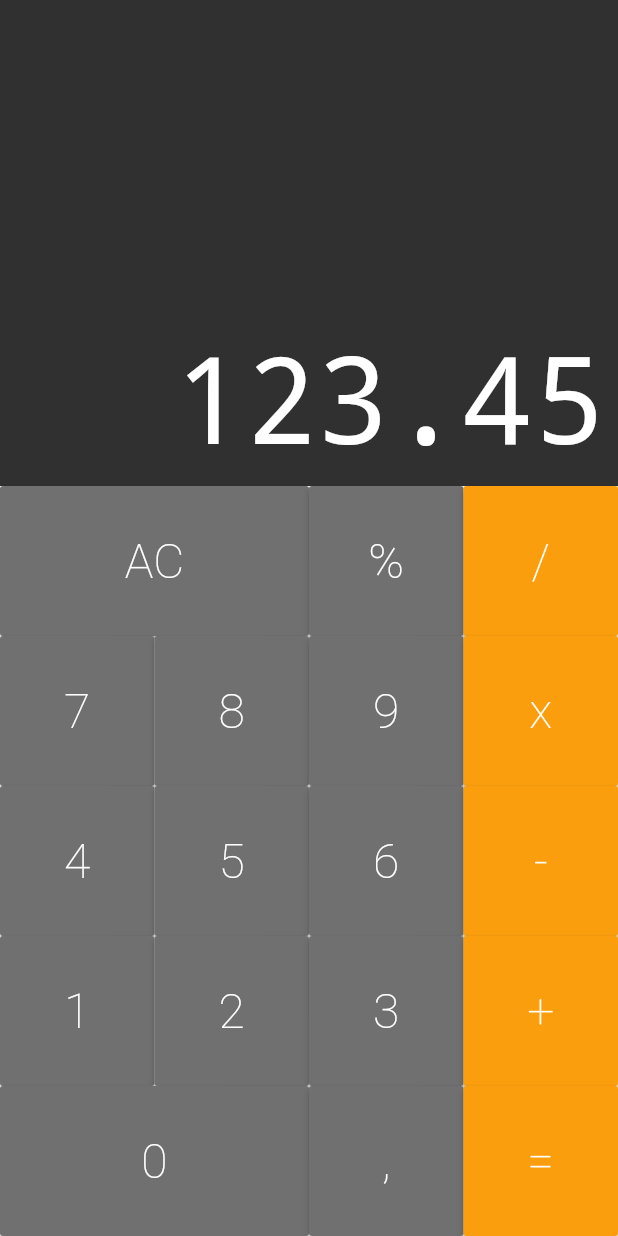
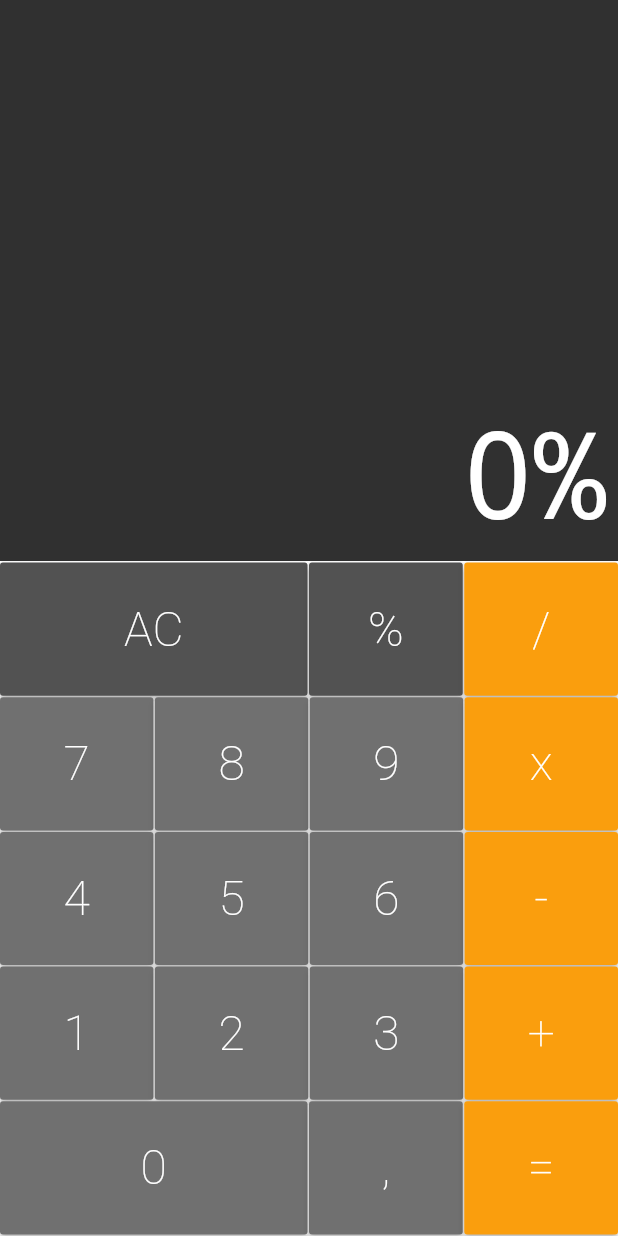
Before and after one commit to lemarinhofernandes/calculadora-flutter, a Flutter app: the screen it shows after launch, after a tap on an icon or button, on a phone screen of 412 x 824 dp. Run offline on Flutter 3.47's test engine with Material 2 defaults, Android fonts, the phone set to English and light mode, and no system bars; drawn by our look-alikes of auto_size_text.

Commit message:
ADICIONA o começo das funcionalidades do memory e calculator

```diff
--- a/flutter_calculator/lib/components/button.dart
+++ b/flutter_calculator/lib/components/button.dart
@@ -8,23 +8,27 @@ class Button extends StatelessWidget {
   final String text;
   final bool big;
   final Color color;
+  final void Function(String) cb;
 
   Button({
     @required this.text,
     this.big = false,
     this.color = DEFAULT,
+    @required this.cb,
   });
 
   Button.big({
     @required this.text,
     this.big = true,
     this.color = DEFAULT,
+    @required this.cb,
   });
 
   Button.operation({
     @required this.text,
     this.big = false,
     this.color = OPERATION,
+    @required this.cb,
   });
 
   @override
@@ -41,7 +45,7 @@ class Button extends StatelessWidget {
             fontWeight: FontWeight.w200
           ),
         ),
-        onPressed: () {},
+        onPressed: () => cb(text),
       ),
     );
   }
--- a/flutter_calculator/lib/components/button_row.dart
+++ b/flutter_calculator/lib/components/button_row.dart
@@ -2,7 +2,6 @@ import 'package:flutter/material.dart';
 import 'button.dart';
 
 class ButtonRow extends StatelessWidget {
-
   final List<Button> buttons;
 
   ButtonRow(this.buttons);
@@ -11,9 +10,13 @@ class ButtonRow extends StatelessWidget {
   @override
   Widget build(BuildContext context) {
     return Expanded(
+      flex: 1,
       child: Row(
         crossAxisAlignment: CrossAxisAlignment.stretch,
-        children: buttons,
+        children: buttons.fold(<Widget>[], (list, b) {
+          list.isEmpty ? list.add(b) : list.addAll([SizedBox(width: 1), b]);
+          return list;
+        }),
       ),
     );
   }
--- a/flutter_calculator/lib/components/keyboard.dart
+++ b/flutter_calculator/lib/components/keyboard.dart
@@ -3,40 +3,50 @@ import 'button.dart';
 import 'button_row.dart';
 
 class Keyboard extends StatelessWidget {
+  final void Function(String) cb;
+
+  Keyboard(this.cb);
+
   @override
   Widget build(BuildContext context) {
     return Container(
-      height: 500,
+      height: 450,
       child: Column(
         children: <Widget>[
+          SizedBox(height: 1),
           ButtonRow([
-            Button.big(text: 'AC'),
-            Button(text: '%'),
-            Button.operation(text: '/'),
+            Button.big(text: 'AC', color: Button.DARK, cb: cb),
+            Button(text: '%', color: Button.DARK, cb: cb),
+            Button.operation(text: '/', cb: cb),
           ]),
+          SizedBox(height: 1),
           ButtonRow([
-            Button(text: '7'),
-            Button(text: '8'),
-            Button(text: '9'),
-            Button.operation(text: 'x'),
+            Button(text: '7', cb: cb),
+            Button(text: '8', cb: cb),
+            Button(text: '9', cb: cb),
+            Button.operation(text: 'x', cb: cb),
           ]),
+          SizedBox(height: 1),
           ButtonRow([
-            Button(text: '4'),
-            Button(text: '5'),
-            Button(text: '6'),
-            Button.operation(text: '-'),
+            Button(text: '4', cb: cb),
+            Button(text: '5', cb: cb),
+            Button(text: '6', cb: cb),
+            Button.operation(text: '-', cb: cb),
           ]),
+          SizedBox(height: 1),
           ButtonRow([
-            Button(text: '1'),
-            Button(text: '2'),
-            Button(text: '3'),
-            Button.operation(text: '+'),
+            Button(text: '1', cb: cb),
+            Button(text: '2', cb: cb),
+            Button(text: '3', cb: cb),
+            Button.operation(text: '+', cb: cb),
           ]),
+          SizedBox(height: 1),
           ButtonRow([
-            Button.big(text: '0', big: true),
-            Button(text: ','),
-            Button.operation(text: '='),
+            Button.big(text: '0', cb: cb),
+            Button(text: ',', cb: cb),
+            Button.operation(text: '=', cb: cb),
           ]),
+          SizedBox(height: 1),
         ],
       ),
     );
--- a/flutter_calculator/lib/models/memory.dart
+++ b/flutter_calculator/lib/models/memory.dart
@@ -1,3 +1,19 @@
 class Memory {
+  String _value = '0';
 
+  void applyCommand(String command) {
+    if (command == 'AC') {
+      _allClear();
+    } else {
+      _value += command;
+    }
+  }
+
+  _allClear() {
+    _value = '0';
+  }
+
+  String get value {
+    return _value;
+  }
 }
--- a/flutter_calculator/lib/screens/calculator.dart
+++ b/flutter_calculator/lib/screens/calculator.dart
@@ -1,15 +1,31 @@
 import 'package:flutter/material.dart';
+import 'package:flutter_calculator/models/memory.dart';
 import '../components/display.dart';
 import '../components/keyboard.dart';
+import '../models/memory.dart';
 
-class Calculator extends StatelessWidget {
+class Calculator extends StatefulWidget {
+
+  @override
+  _CalculatorState createState() => _CalculatorState();
+}
+
+class _CalculatorState extends State<Calculator> {
+  final Memory memory = Memory();
+
+  _onPressed(String command) {
+    setState(() {
+      memory.applyCommand(command);
+    });
+  }
+
   @override
   Widget build(BuildContext context) {
     return MaterialApp(
         home: Column(
           children: <Widget>[
-            Display('123.45'),
-            Keyboard(),
+            Display(memory.value),
+            Keyboard(_onPressed),
           ],
         ),
     );
```
